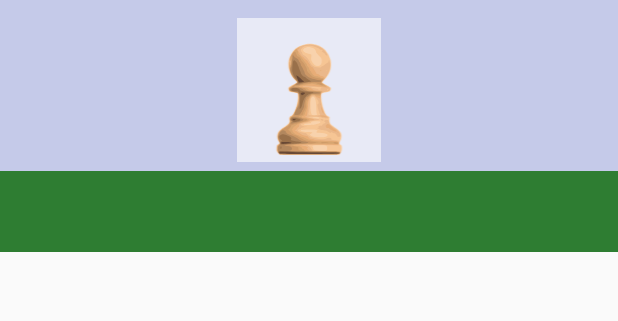
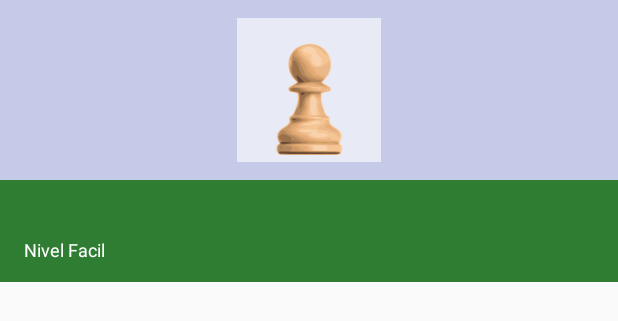
Before and after one commit to PabloEzequiel/chess, an Android app: the layout gchess_a003_store_item.xml on its own in the app's theme, with its tools: preview values and no code run, on a phone screen of 412 x 824 dp. Shown: the top 321 px of the screen. Run offline under Robolectric (Android 15) with nearby library versions, the phone set to English and light mode, and no system bars.

Commit message:
Some refactors

```diff
--- a/ChessLab/app/src/main/res/layout/gchess_a003_store_item.xml
+++ b/ChessLab/app/src/main/res/layout/gchess_a003_store_item.xml
@@ -1,32 +1,10 @@
 <?xml version="1.0" encoding="utf-8"?>
 <FrameLayout xmlns:android="http://schemas.android.com/apk/res/android"
     android:layout_width="match_parent"
-    android:layout_height="168dp"
+    android:layout_height="188dp"
     android:background="@color/color_100" >
 
-    <!--
-    <ImageView
-        android:id="@+id/imagen_chess_pack"
-        android:layout_width="match_parent"
-        android:layout_height="match_parent"
-        android:scaleType="centerCrop"
-        android:transitionName="@string/nombre_transicion_imagen" />
-    -->
 
-    <!--
-    android:background="@color/color_50"
-          android:background="@color/color_400"
-
-
-    <LinearLayout
-        android:id="@+id/gchess_a003_layout"
-
-        android:layout_width="match_parent"
-        android:layout_height="match_parent"
-        android:layout_gravity="center_horizontal|bottom">
-
-    </LinearLayout>
-    -->
 
         <ImageView
             android:id="@+id/imagen_chess_pack"
@@ -40,6 +18,8 @@
             />
 
 
+        <!--
+        Single Line of 48
         <TextView
             android:id="@+id/nombre_chess_pack"
             android:layout_width="match_parent"
@@ -47,13 +27,53 @@
             android:layout_gravity="bottom"
             android:background="@color/green_color_800"
             android:maxLines="1"
-            android:padding="16dp"
+            android:paddingLeft="16dp"
+            android:paddingTop="16dp"
+            android:paddingBottom="16dp"
+            android:textSize="16sp"
+            android:textStyle="bold|normal"
+            android:textAppearance="@style/TextAppearance.AppCompat.Subhead"
+            android:textColor="@android:color/white" />
+         -->
+
+
+    <LinearLayout
+        android:orientation="vertical"
+        android:layout_width="match_parent"
+        android:layout_height="68dp"
+        android:background="@color/green_color_800"
+        android:layout_gravity="center_horizontal|bottom">
+
+
+        <TextView
+            android:id="@+id/nombre_chess_pack"
+            android:layout_width="match_parent"
+            android:layout_height="wrap_content"
+            android:layout_gravity="bottom"
+
+            android:maxLines="1"
+            android:paddingLeft="16dp"
+            android:paddingTop="16dp"
+            android:textSize="16sp"
             android:textStyle="bold|normal"
             android:textAppearance="@style/TextAppearance.AppCompat.Subhead"
             android:textColor="@android:color/white" />
 
+        <TextView
+            android:id="@+id/nombre_chess_pack_down"
+            android:layout_width="match_parent"
+            android:layout_height="wrap_content"
+            android:layout_gravity="bottom"
 
+            android:maxLines="1"
+            android:paddingLeft="16dp"
+            android:paddingBottom="16dp"
+            android:textSize="12sp"
+            android:textStyle="normal"
+            android:textAppearance="@style/TextAppearance.AppCompat.Subhead"
+            android:textColor="@android:color/white"
+            android:text="Nivel Facil"/>
 
-
+    </LinearLayout>
 
 </FrameLayout>
```
Also changed, not shown: ChessLab/app/src/main/java/io/github/pabloezequiel/chesslab/MainActivity.java (+17 -14 lines), ChessLab/app/src/main/java/io/github/pabloezequiel/chesslab/MainContentSingleton.java (+34 -103 lines), ChessLab/app/src/main/java/io/github/pabloezequiel/chesslab/MainStoreSingleton.java (+10 -3 lines), ChessLab/app/src/main/java/io/github/pabloezequiel/chesslab/core/ChessModules.java (+0 -27 lines), ChessLab/app/src/main/java/io/github/pabloezequiel/chesslab/core/ChessTrainer.java (+5 -2 lines), ChessLab/app/src/main/java/io/github/pabloezequiel/chesslab/store/ChessPack.java (+183 -12 lines), ChessLab/app/src/main/java/io/github/pabloezequiel/chesslab/store/ChessPackAdapter.java (+30 -1 lines), ChessLab/app/src/main/java/io/github/pabloezequiel/chesslab/store/Const.java (added, +30 -0 lines).
